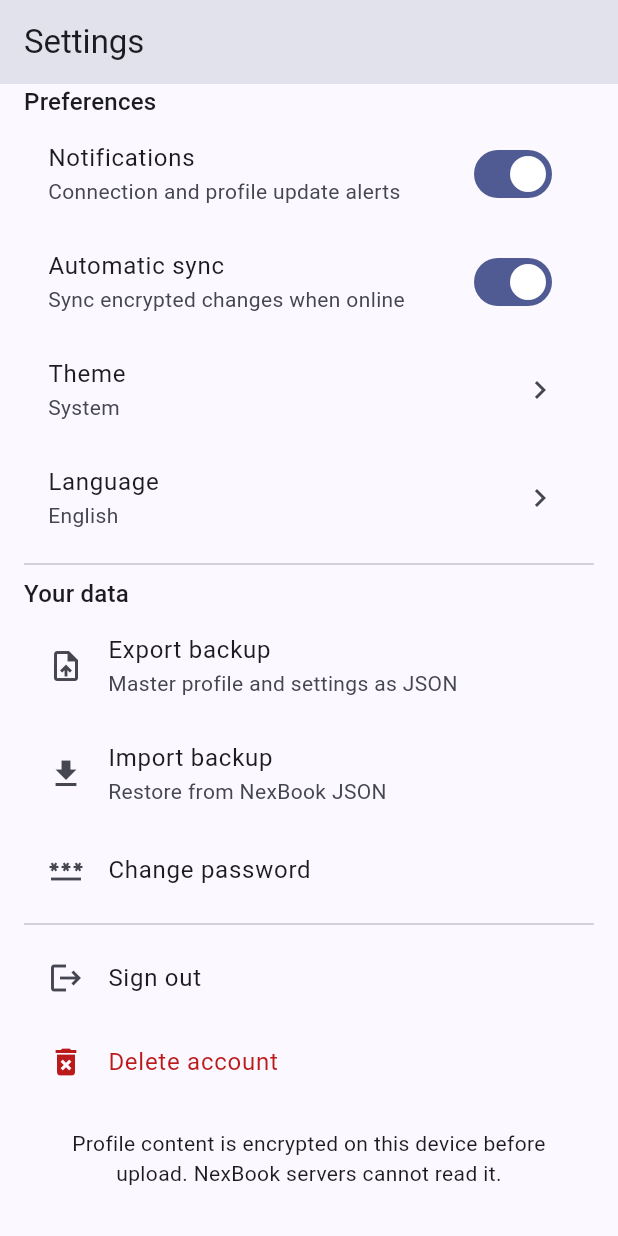
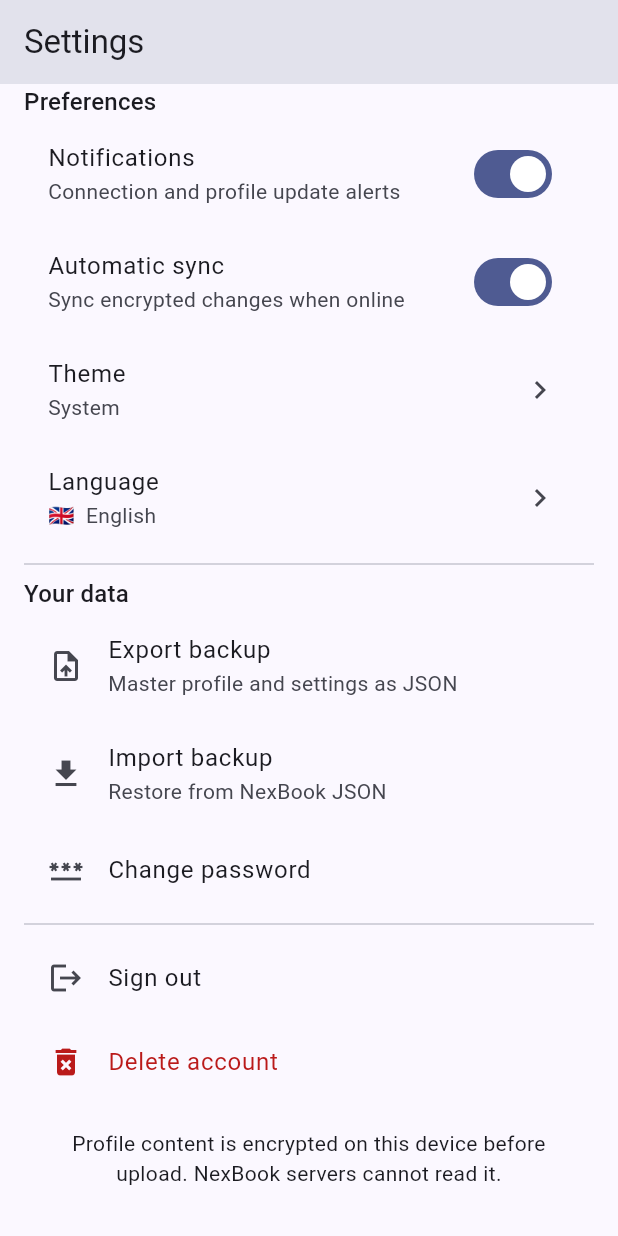
Before and after one commit to kimmanhcuong96/contact_app, a Flutter app: the SettingsScreen screen opened directly, scrolled down 112 dp, on a phone screen of 412 x 824 dp. Run offline on Flutter 3.47's test engine with Material 3 defaults, Android fonts, the phone set to English and light mode, and no system bars; our stand-ins replace connectivity_plus, dio, drift, drift_flutter, firebase_core, firebase_messaging and 5 more; missing offline and left inert: cryptography, mobile_scanner; accounts and stored records are empty; generated files the repository leaves out were written again; network calls fail.

Commit message:
update i18n

```diff
--- a/client/lib/core/localization/app_localizations.dart
+++ b/client/lib/core/localization/app_localizations.dart
@@ -30,7 +30,24 @@ class AppLocalizations {
 
   String profileField(String key) => t('field.$key');
   String themeName(String value) => t('theme.$value');
-  String languageName(String value) => t('language.$value');
+  String languageName(String value) =>
+      const {
+        'en': 'English',
+        'vi': 'Tiếng Việt',
+        'zh': '中文',
+        'ja': '日本語',
+      }[value] ??
+      value;
+  String languageFlag(String value) =>
+      const {
+        'en': '🇬🇧',
+        'vi': '🇻🇳',
+        'zh': '🇨🇳',
+        'ja': '🇯🇵',
+      }[value] ??
+      '🌐';
+  String languageDisplayName(String value) =>
+      '${languageFlag(value)}  ${languageName(value)}';
   String defaultProfileName(String value) => switch (value) {
         'Family' => t('defaultProfile.family'),
         'Friends' => t('defaultProfile.friends'),
@@ -40,7 +57,14 @@ class AppLocalizations {
       };
 }
 
-Locale detectDefaultLocale(List<Locale> preferredLocales) {
+Locale detectDefaultLocale(List<Locale> preferredLocales,
+    {String? countryCode}) {
+  final detectedCountry = countryCode?.toUpperCase();
+  if (detectedCountry == 'VN') return const Locale('vi');
+  if (const {'CN', 'TW', 'HK', 'MO'}.contains(detectedCountry)) {
+    return const Locale('zh');
+  }
+  if (detectedCountry == 'JP') return const Locale('ja');
   if (preferredLocales.isEmpty) return const Locale('en');
   final locale = preferredLocales.first;
   final language = locale.languageCode.toLowerCase();
--- a/client/lib/features/settings/settings_screen.dart
+++ b/client/lib/features/settings/settings_screen.dart
@@ -106,7 +106,7 @@ class _SettingsScreenState extends ConsumerState<SettingsScreen> {
             onTap: _chooseTheme),
         ListTile(
             title: Text(l10n.t('language')),
-            subtitle: Text(l10n.languageName(language)),
+            subtitle: Text(l10n.languageDisplayName(language)),
             trailing: const Icon(Icons.chevron_right),
             onTap: _chooseLanguage),
         const Divider(),
@@ -169,7 +169,12 @@ class _SettingsScreenState extends ConsumerState<SettingsScreen> {
             children: ['en', 'vi', 'zh', 'ja']
                 .map((value) => SimpleDialogOption(
                     onPressed: () => Navigator.pop(context, value),
-                    child: Text(context.l10n.languageName(value))))
+                    child: Row(children: [
+                      Text(context.l10n.languageFlag(value),
+                          style: const TextStyle(fontSize: 24)),
+                      const SizedBox(width: 12),
+                      Text(context.l10n.languageName(value)),
+                    ])))
                 .toList()));
     if (value != null) {
       setState(() => language = value);
```
Also changed, not shown: client/lib/core/providers.dart (+18 -4 lines), 4 other files.
